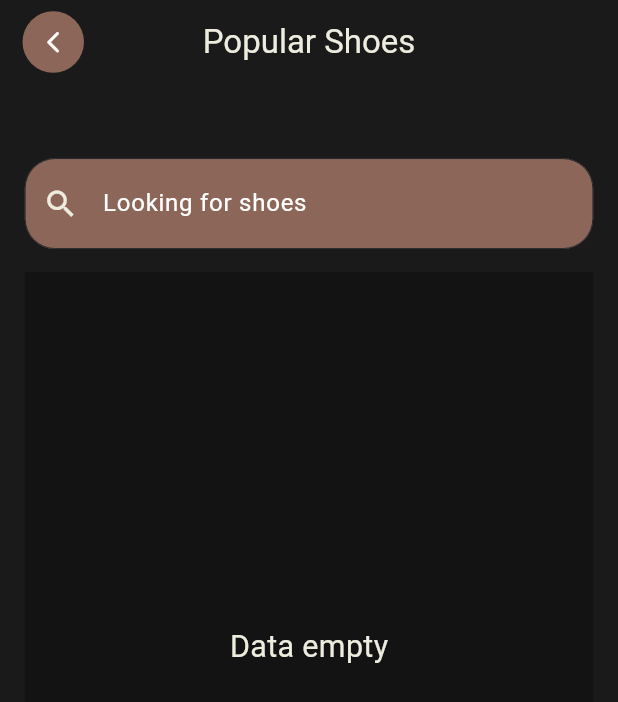
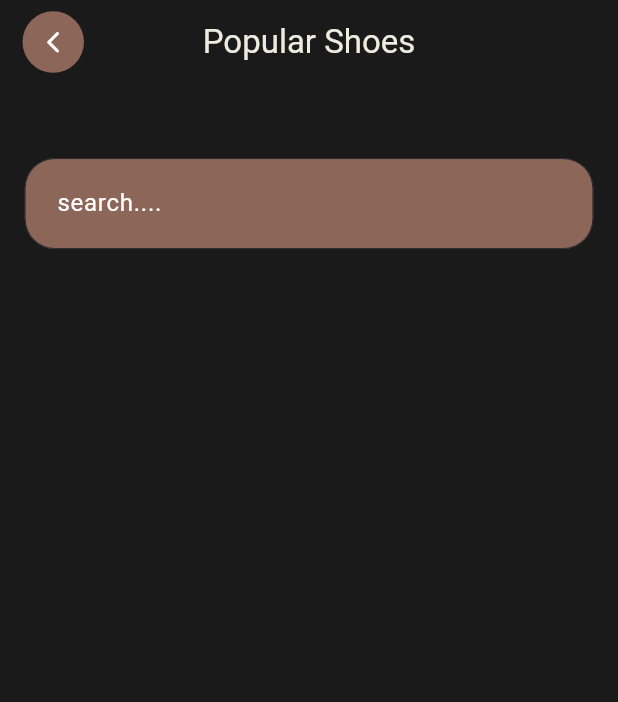
Before and after one commit to OmarHabeb/ecommerce_app, a Flutter app: the PopularShoesScreen screen opened directly, on a phone screen of 412 x 824 dp. Shown: the top 702 px of the screen. Run offline on Flutter 3.47's test engine with Material 3 defaults, Android fonts, the phone set to English and light mode, and no system bars; our stand-ins replace bloc, dio, flutter_bloc, flutter_screenutil, pretty_dio_logger, shared_preferences and 1 more; missing offline and left inert: bottom_bar; accounts and stored records are empty; network calls fail.

Commit message:
update ui

```diff
--- a/lib/controllers/data/products/products_cubit.dart
+++ b/lib/controllers/data/products/products_cubit.dart
@@ -40,4 +40,12 @@ class ProductsCubit extends Cubit<ProductsState> {
       emit(GetProcuctsError());
     }
   }
+
+  List<ProductsModel> searchProducts = [];
+  void search(String text) {
+    searchProducts = products
+        .where((e) => e.name!.toLowerCase().contains(text.toLowerCase()))
+        .toList();
+    emit(SearchState());
+  }
 }
--- a/lib/controllers/data/products/products_state.dart
+++ b/lib/controllers/data/products/products_state.dart
@@ -11,3 +11,5 @@ final class GetProcuctsSuccess extends ProductsState {
 }
 
 final class GetProcuctsError extends ProductsState {}
+final class GetProcuctsloading extends ProductsState {}
+final class SearchState extends ProductsState {}
--- a/lib/main.dart
+++ b/lib/main.dart
@@ -18,7 +18,7 @@ void main() async {
     anonKey:
         'eyJhbGciOiJIUzI1NiIsInR5cCI6IkpXVCJ9.eyJpc3MiOiJzdXBhYmFzZSIsInJlZiI6InlyYnNieGJtempreXpyeHhpbGxnIiwicm9sZSI6ImFub24iLCJpYXQiOjE3MzI4MjM5MjYsImV4cCI6MjA0ODM5OTkyNn0.c2HlDfegiIC74qCef8hwrQUwvHsV680Bm5sYWa1qgSE', // Use the anon public key from your Supabase project
   );
-  // await CacheHelper.cachIntialization();
+  await CacheHelper.cachIntialization();
   runApp(const MyApp());
 }
 
@@ -58,8 +58,8 @@ class MyApp extends StatelessWidget {
                 iconTheme: IconThemeData(color: Colors.white),
               ),
               debugShowCheckedModeBanner: false,
-              // home:  cubit.cacheHelper.getData(key: "userToken") == null ? OnboardingScreen() : navigator(),
-              home: navigator(),
+              home:  cubit.cacheHelper.getData(key: "userToken") == null ? OnboardingScreen() : navigator(),
+              // home: navigator(),
             );
           },
         ),
--- a/lib/view/screens/app/home/popular_shoes_screen.dart
+++ b/lib/view/screens/app/home/popular_shoes_screen.dart
@@ -1,12 +1,11 @@
 import 'package:ecommerce_app/controllers/data/products/products_cubit.dart';
 import 'package:ecommerce_app/core/helpers/navigation_helper.dart';
 import 'package:ecommerce_app/core/style/colors.dart';
+import 'package:ecommerce_app/model/product_model.dart';
 import 'package:ecommerce_app/view/screens/app/home/home/custom_container.dart';
 import 'package:ecommerce_app/view/screens/app/home/productsDetials/product_detials_screen.dart';
 import 'package:ecommerce_app/view/widgets/back_arrow_button.dart';
-import 'package:ecommerce_app/view/widgets/custom_text_form_field.dart';
 import 'package:flutter/material.dart';
-import 'package:flutter/widgets.dart';
 import 'package:flutter_bloc/flutter_bloc.dart';
 import 'package:flutter_screenutil/flutter_screenutil.dart';
 
@@ -15,6 +14,8 @@ class PopularShoesScreen extends StatelessWidget {
 
   @override
   Widget build(BuildContext context) {
+    var cubit = ProductsCubit.get(context);
+
     return Scaffold(
       appBar: AppBar(
         backgroundColor: PrimaryColor,
@@ -32,24 +33,53 @@ class PopularShoesScreen extends StatelessWidget {
           margin: EdgeInsets.only(top: 30.w),
           child: Column(
             children: [
-              CustomTextField(
-                labelText: "Looking for shoes",
-                prefix: Icon(Icons.search),
+              TextField(
+                onChanged: (value) {
+                  cubit.search(value);
+                },
+                decoration: InputDecoration(
+                  fillColor: secondPrimaryColor,
+                  filled: true,
+                  hintStyle: TextStyle(color: Colors.white),
+                  hintText: "search....",
+                  contentPadding: EdgeInsets.symmetric(
+                    vertical: 18.h,
+                    horizontal: 16.w,
+                  ),
+                  enabledBorder: OutlineInputBorder(
+                    borderRadius: BorderRadius.circular(20.r),
+                    borderSide: BorderSide(
+                      color: Color.fromRGBO(22, 31, 40, 1),
+                      width: 0.5.w,
+                    ),
+                  ),
+                  border: OutlineInputBorder(
+                    borderRadius: BorderRadius.circular(20.r),
+                  ),
+                  focusedBorder: OutlineInputBorder(
+                    borderRadius: BorderRadius.circular(20.r),
+                    borderSide: BorderSide(
+                      color: Color(0xFF8C6658),
+                      width: 2.0.w,
+                    ),
+                  ),
+                ),
               ),
               SizedBox(
                 height: 15.h,
               ),
               BlocBuilder<ProductsCubit, ProductsState>(
                 builder: (context, state) {
-                  var cubit = ProductsCubit.get(context);
-
+                  // List<ProductsModel> products = [];
                   cubit.getProducts();
-                  return state is GetProcuctsSuccess
-                      ? GridView.builder(
+                  if (state is SearchState) {
+                    cubit.products = cubit.searchProducts;
+                  }
+                  return GridView.builder(
                     shrinkWrap: true,
                     physics: NeverScrollableScrollPhysics(),
                     itemBuilder: (context, index) {
-                            var get = cubit.products[index];
+                      final get = cubit.products[index];
                       return GestureDetector(
                         onTap: () {
                           NavigationHelper.goTo(
@@ -66,24 +96,11 @@ class PopularShoesScreen extends StatelessWidget {
                       );
                     },
                     itemCount: cubit.products.length,
-                          gridDelegate:
-                              SliverGridDelegateWithFixedCrossAxisCount(
+                    gridDelegate: SliverGridDelegateWithFixedCrossAxisCount(
                         crossAxisCount: 2,
                         crossAxisSpacing: 10,
                         mainAxisSpacing: 10,
                         childAspectRatio: 150.w / 200.h),
-                        )
-                      : Container(
-                          width: MediaQuery.of(context).size.width,
-                          height: 500,
-                          color: Colors.black26,
-                          child: Center(
-                            child: Text(
-                              "Data empty",
-                              style: TextStyle(
-                                  color: textWhiteColor, fontSize: 20.sp),
-                            ),
-                          ),
                   );
                 },
               ),
```
Also changed, not shown: lib/view/test.dart (deleted, +0 -40 lines). Lines whose indentation alone changed are shown as unchanged.
